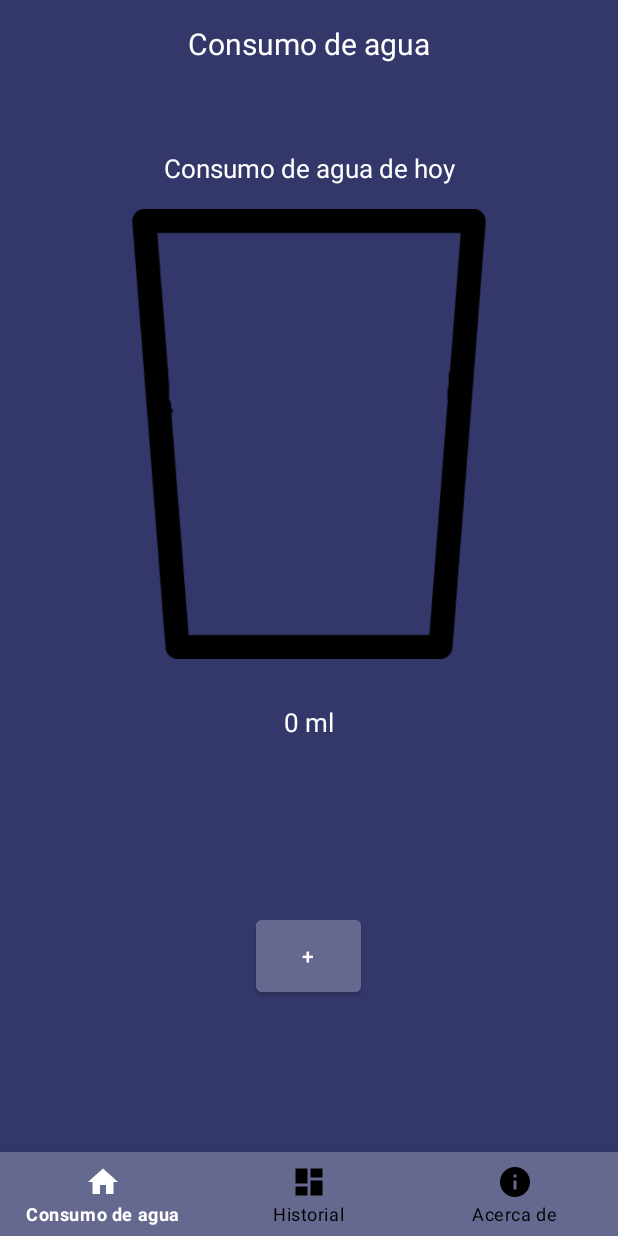
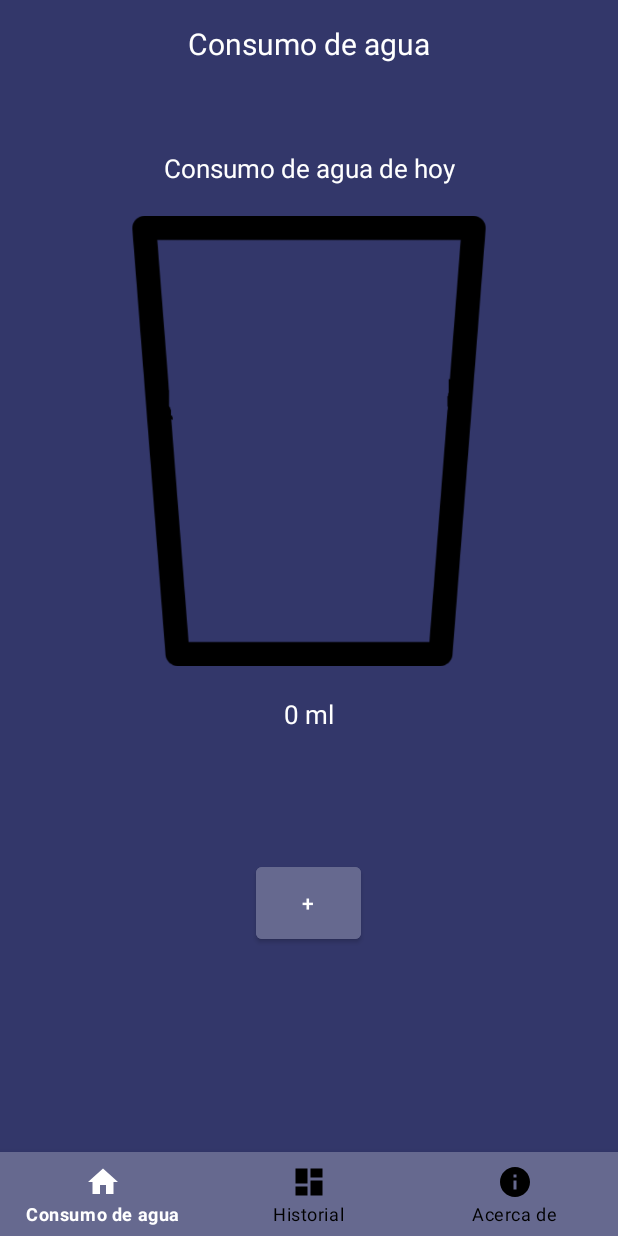
Before and after one commit to ruloxd14/AquaReminder2, an Android app: the MainActivity screen opened directly, with no data from a screen before it, on a phone screen of 412 x 824 dp. Run offline under Robolectric (Android 15) with nearby library versions, the phone set to English and light mode, and no system bars; our stand-ins replace Firebase (no records; nobody signed in at launch, a user with empty details on screens opened directly).

Commit message:
pequeños arreglos

```diff
--- a/app/src/main/res/layout/activity_main.xml
+++ b/app/src/main/res/layout/activity_main.xml
@@ -33,7 +33,7 @@
 
         <ImageView
             android:id="@+id/iv_vaso_cantidad"
-            android:layout_marginTop="15dp"
+            android:layout_marginTop="20dp"
             android:layout_width="match_parent"
             android:layout_height="300dp"
             android:src="@drawable/vv"/>
@@ -42,7 +42,7 @@
             android:id="@+id/aguaselecionada"
             android:layout_width="match_parent"
             android:layout_height="wrap_content"
-            android:layout_margin="30dp"
+            android:layout_margin="20dp"
             android:text="0 ml"
             android:textColor="@color/white"
             android:textAlignment="center"
@@ -51,7 +51,7 @@
             android:id="@+id/aguasumatoria"
             android:layout_width="match_parent"
             android:layout_height="wrap_content"
-            android:layout_margin="30dp"
+            android:layout_margin="20dp"
             android:text=""
             android:textColor="@color/white"
             android:textAlignment="center"
```
Also changed, not shown: app/src/main/java/molina/raul/aquareminder2/menu/MainActivity.kt (+18 -14 lines).
